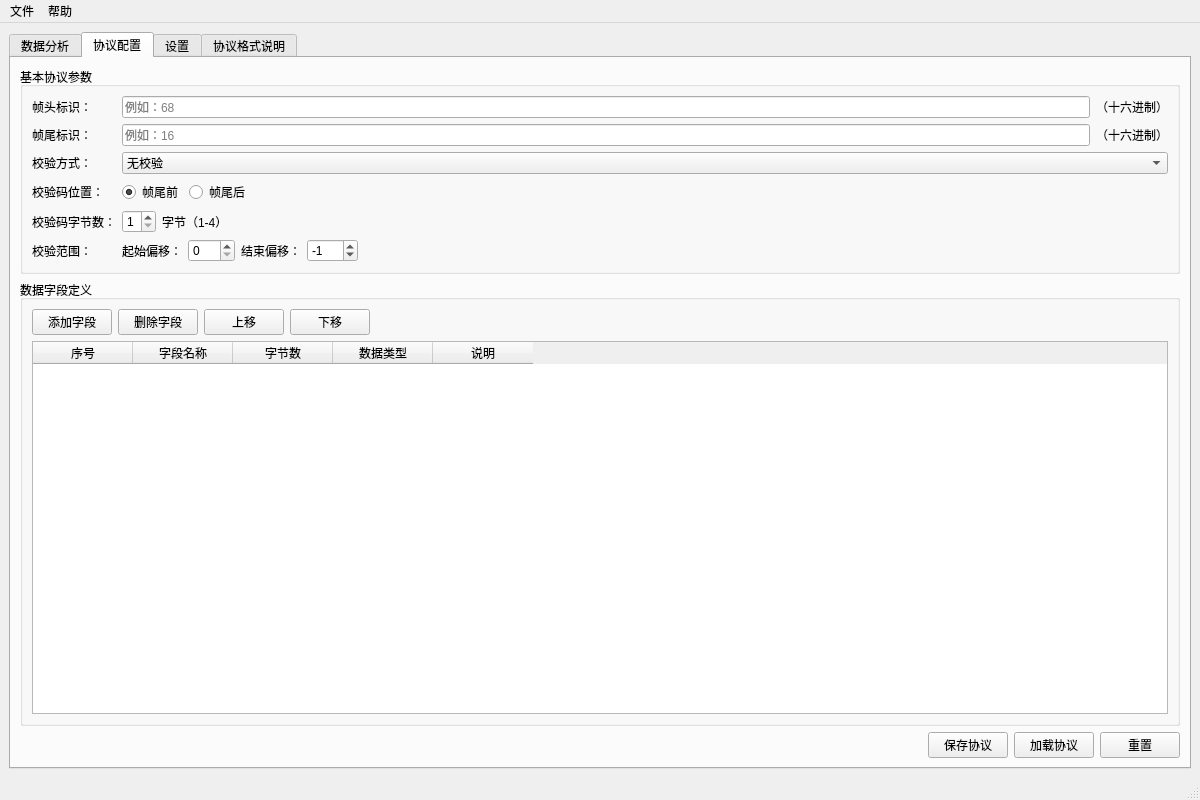
The window that form.ui (Aspiring-Freeman/SerialDataCompare) describes before a commit, drawn with Qt 5.
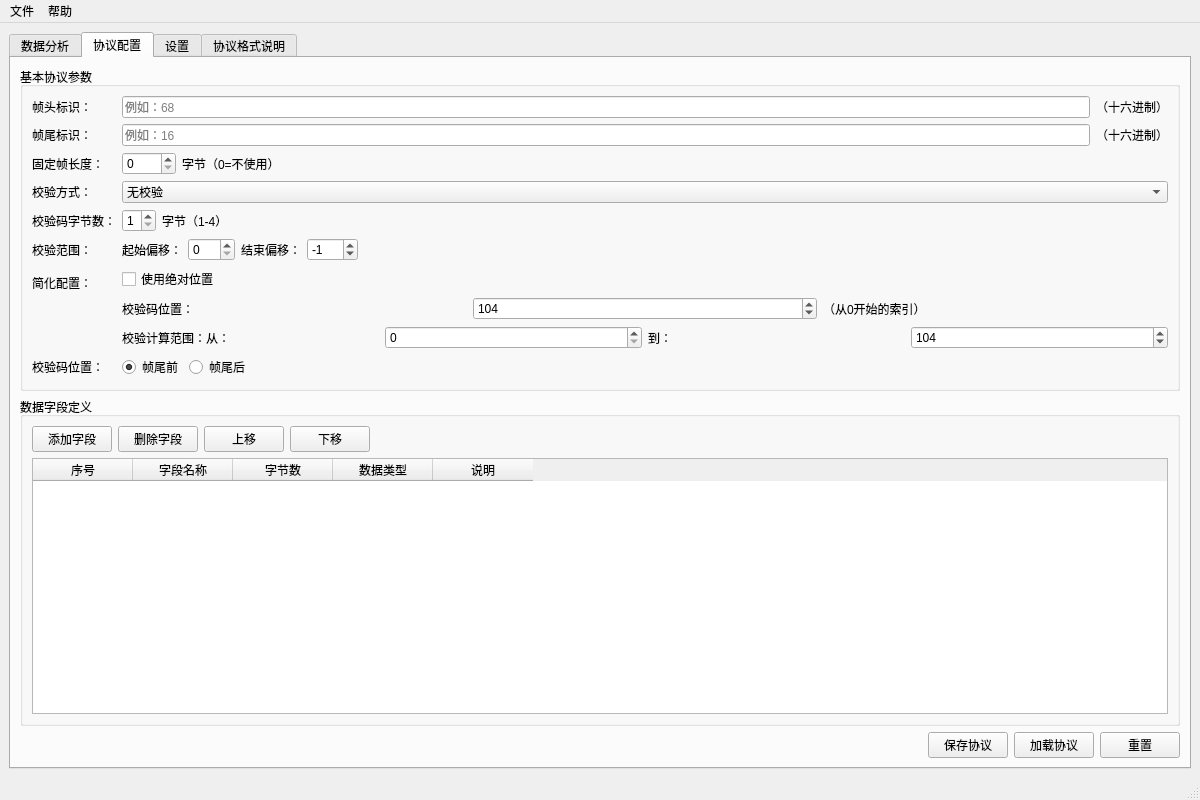
The same window after the commit. The open tabs and pages were chosen to show the change.

Commit message:
feat: v1.3.1 - 简化协议配置和UI增强
🎉 新增功能：
- 支持绝对位置配置（frame_length, checksum_position, checksum_start/end）
- GUI新增固定帧长度和绝对位置配置控件
- 多策略帧识别（固定长度 → 长度字段 → 帧尾搜索）
- 更强壮的解析逻辑，避免数据中伪帧尾干扰

🐛 Bug修复：
- 修复UI控件名称错误导致的AttributeError
- 修复FormLayout行号重叠问题
- 修复ChecksumType枚举CRC8映射错误
- 修复protocol.name应为protocol.protocol_name
- 修复校验范围负偏移语义

📚 文档更新：
- 新增PROTOCOL_CONFIG_GUIDE.md完整配置指南
- 新增CONFIG_QUICK_REFERENCE.md快速参考
- 新增Langhua协议实际案例和诊断过程
- 更新README和CHANGELOG

🔧 代码改进：
- 重构DataParser.find_frames支持多策略
- 重构ChecksumValidator支持绝对位置
- 优化ProtocolConfig.from_dict自动识别配置格式
- 完全向后兼容旧版配置

```diff
--- a/form.ui
+++ b/form.ui
@@ -315,13 +315,60 @@
             </layout>
            </item>
            <item row="2" column="0">
+            <widget class="QLabel" name="label_frame_length">
+             <property name="text">
+              <string>固定帧长度：</string>
+             </property>
+            </widget>
+           </item>
+           <item row="2" column="1">
+            <layout class="QHBoxLayout" name="horizontalLayout_frame_length">
+             <item>
+              <widget class="QSpinBox" name="spinBox_frame_length">
+               <property name="toolTip">
+                <string>整个数据帧的固定长度（包括帧头和帧尾），0表示不使用固定长度</string>
+               </property>
+               <property name="minimum">
+                <number>0</number>
+               </property>
+               <property name="maximum">
+                <number>9999</number>
+               </property>
+               <property name="value">
+                <number>0</number>
+               </property>
+              </widget>
+             </item>
+             <item>
+              <widget class="QLabel" name="label_frame_length_hint">
+               <property name="text">
+                <string>字节（0=不使用）</string>
+               </property>
+              </widget>
+             </item>
+             <item>
+              <spacer name="horizontalSpacer_frame_length">
+               <property name="orientation">
+                <enum>Qt::Orientation::Horizontal</enum>
+               </property>
+               <property name="sizeHint" stdset="0">
+                <size>
+                 <width>40</width>
+                 <height>20</height>
+                </size>
+               </property>
+              </spacer>
+             </item>
+            </layout>
+           </item>
+           <item row="3" column="0">
             <widget class="QLabel" name="label_checksum_type">
              <property name="text">
               <string>校验方式：</string>
              </property>
             </widget>
            </item>
-           <item row="2" column="1">
+           <item row="3" column="1">
             <widget class="QComboBox" name="comboBox_checksum_type">
              <item>
               <property name="text">
@@ -350,14 +397,116 @@
              </item>
             </widget>
            </item>
-           <item row="3" column="0">
+           <item row="6" column="0">
+            <widget class="QLabel" name="label_checksum_position_abs">
+             <property name="text">
+              <string>简化配置：</string>
+             </property>
+            </widget>
+           </item>
+           <item row="6" column="1">
+            <layout class="QVBoxLayout" name="verticalLayout_checksum_abs">
+             <item>
+              <widget class="QCheckBox" name="checkBox_use_absolute_position">
+               <property name="text">
+                <string>使用绝对位置</string>
+               </property>
+              </widget>
+             </item>
+             <item>
+              <layout class="QHBoxLayout" name="horizontalLayout_checksum_absolute_pos">
+               <item>
+                <widget class="QLabel" name="label_checksum_abs_pos">
+                 <property name="text">
+                  <string>校验码位置：</string>
+                 </property>
+                </widget>
+               </item>
+               <item>
+                <widget class="QSpinBox" name="spinBox_checksum_position">
+                 <property name="toolTip">
+                  <string>校验码在帧中的绝对位置（从0开始的索引）</string>
+                 </property>
+                 <property name="minimum">
+                  <number>0</number>
+                 </property>
+                 <property name="maximum">
+                  <number>9999</number>
+                 </property>
+                 <property name="value">
+                  <number>104</number>
+                 </property>
+                </widget>
+               </item>
+               <item>
+                <widget class="QLabel" name="label_checksum_abs_hint">
+                 <property name="text">
+                  <string>（从0开始的索引）</string>
+                 </property>
+                </widget>
+               </item>
+              </layout>
+             </item>
+             <item>
+              <layout class="QHBoxLayout" name="horizontalLayout_checksum_calc_range">
+               <item>
+                <widget class="QLabel" name="label_checksum_calc_from">
+                 <property name="text">
+                  <string>校验计算范围：从：</string>
+                 </property>
+                </widget>
+               </item>
+               <item>
+                <widget class="QSpinBox" name="spinBox_checksum_start">
+                 <property name="toolTip">
+                  <string>校验计算的起始位置（绝对索引）</string>
+                 </property>
+                 <property name="minimum">
+                  <number>0</number>
+                 </property>
+                 <property name="maximum">
+                  <number>9999</number>
+                 </property>
+                 <property name="value">
+                  <number>0</number>
+                 </property>
+                </widget>
+               </item>
+               <item>
+                <widget class="QLabel" name="label_checksum_calc_to">
+                 <property name="text">
+                  <string>到：</string>
+                 </property>
+                </widget>
+               </item>
+               <item>
+                <widget class="QSpinBox" name="spinBox_checksum_end">
+                 <property name="toolTip">
+                  <string>校验计算的结束位置（绝对索引）</string>
+                 </property>
+                 <property name="minimum">
+                  <number>0</number>
+                 </property>
+                 <property name="maximum">
+                  <number>9999</number>
+                 </property>
+                 <property name="value">
+                  <number>104</number>
+                 </property>
+                </widget>
+               </item>
+              </layout>
+             </item>
+            </layout>
+           </item>
+           <item row="7" column="0">
             <widget class="QLabel" name="label_checksum_position">
              <property name="text">
               <string>校验码位置：</string>
              </property>
             </widget>
            </item>
-           <item row="3" column="1">
+           <item row="7" column="1">
             <layout class="QHBoxLayout" name="horizontalLayout_checksum_pos">
              <item>
               <widget class="QRadioButton" name="radioButton_checksum_before_tail">
```
The commit also changes 18 other files.
